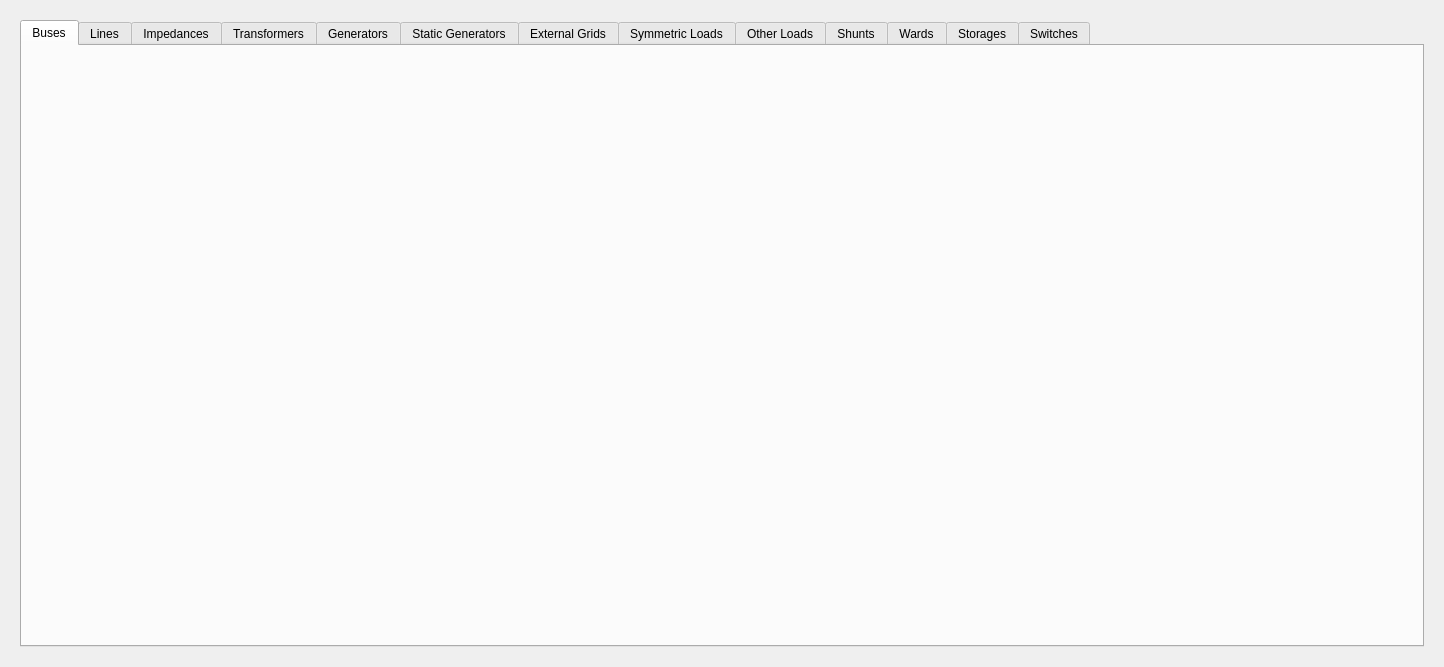
First picture: the form in src/electricalsim/ui/power_flow_dialog.ui, repository aloytag/electrical-grid-simulator, before the edit.
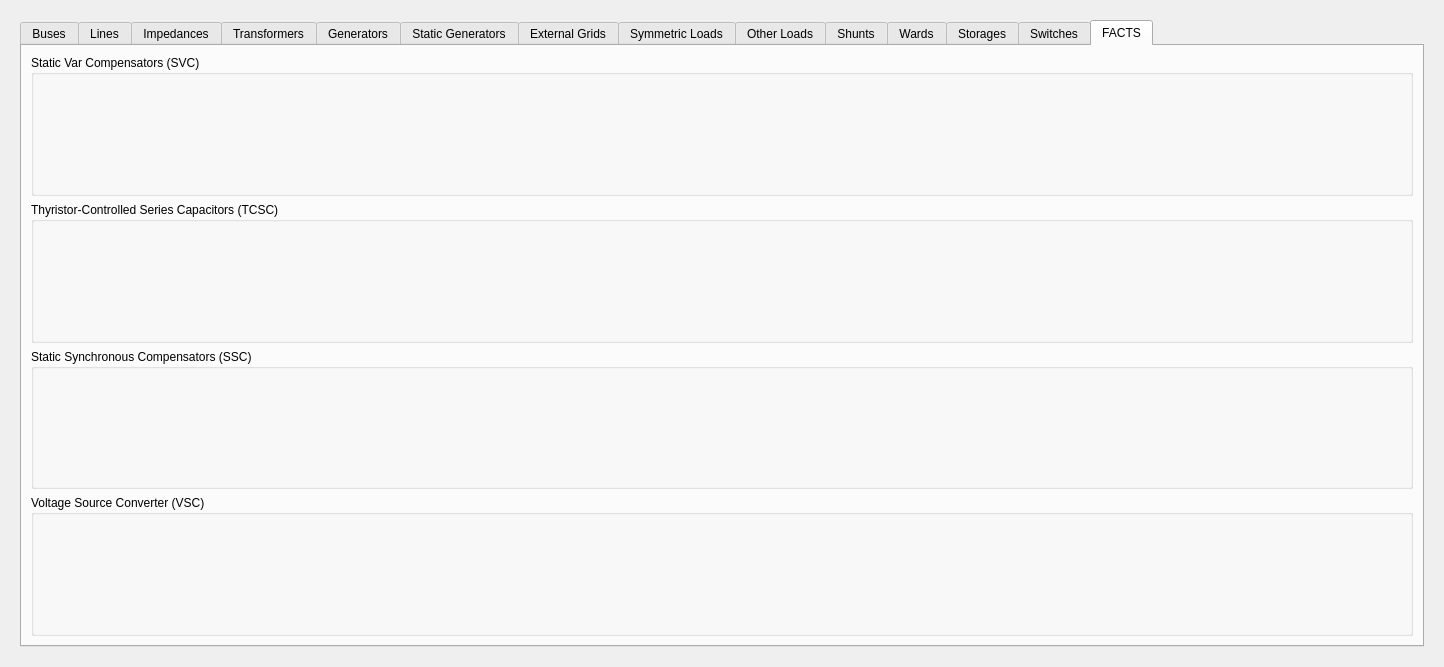
Second picture: the form after the edit. The open tabs and pages were chosen to show the change.

Commit message: Adding tables for power flow results in FACTS

What changed in the file:
```diff
--- a/src/electricalsim/ui/power_flow_dialog.ui
+++ b/src/electricalsim/ui/power_flow_dialog.ui
@@ -1298,6 +1298,61 @@
              </item>
             </layout>
            </widget>
+           <widget class="QWidget" name="tab_11">
+            <attribute name="title">
+             <string>FACTS</string>
+            </attribute>
+            <layout class="QVBoxLayout" name="verticalLayout_11">
+             <item>
+              <widget class="QGroupBox" name="groupBox_11">
+               <property name="title">
+                <string>Static Var Compensators (SVC)</string>
+               </property>
+               <layout class="QHBoxLayout" name="horizontalLayout_45">
+                <item>
+                 <layout class="QVBoxLayout" name="layout_svc"/>
+                </item>
+               </layout>
+              </widget>
+             </item>
+             <item>
+              <widget class="QGroupBox" name="groupBox_12">
+               <property name="title">
+                <string>Thyristor-Controlled Series Capacitors (TCSC)</string>
+               </property>
+               <layout class="QHBoxLayout" name="horizontalLayout_44">
+                <item>
+                 <layout class="QVBoxLayout" name="layout_tcsc"/>
+                </item>
+               </layout>
+              </widget>
+             </item>
+             <item>
+              <widget class="QGroupBox" name="groupBox_17">
+               <property name="title">
+                <string>Static Synchronous Compensators (SSC)</string>
+               </property>
+               <layout class="QHBoxLayout" name="horizontalLayout_43">
+                <item>
+                 <layout class="QVBoxLayout" name="layout_ssc"/>
+                </item>
+               </layout>
+              </widget>
+             </item>
+             <item>
+              <widget class="QGroupBox" name="groupBox_16">
+               <property name="title">
+                <string>Voltage Source Converter (VSC)</string>
+               </property>
+               <layout class="QHBoxLayout" name="horizontalLayout_42">
+                <item>
+                 <layout class="QVBoxLayout" name="layout_vsc"/>
+                </item>
+               </layout>
+              </widget>
+             </item>
+            </layout>
+           </widget>
           </widget>
          </item>
         </layout>
```
Left out of the diff: 108 changed lines with no effect on the pictures. The commit also changes 5 other files.
